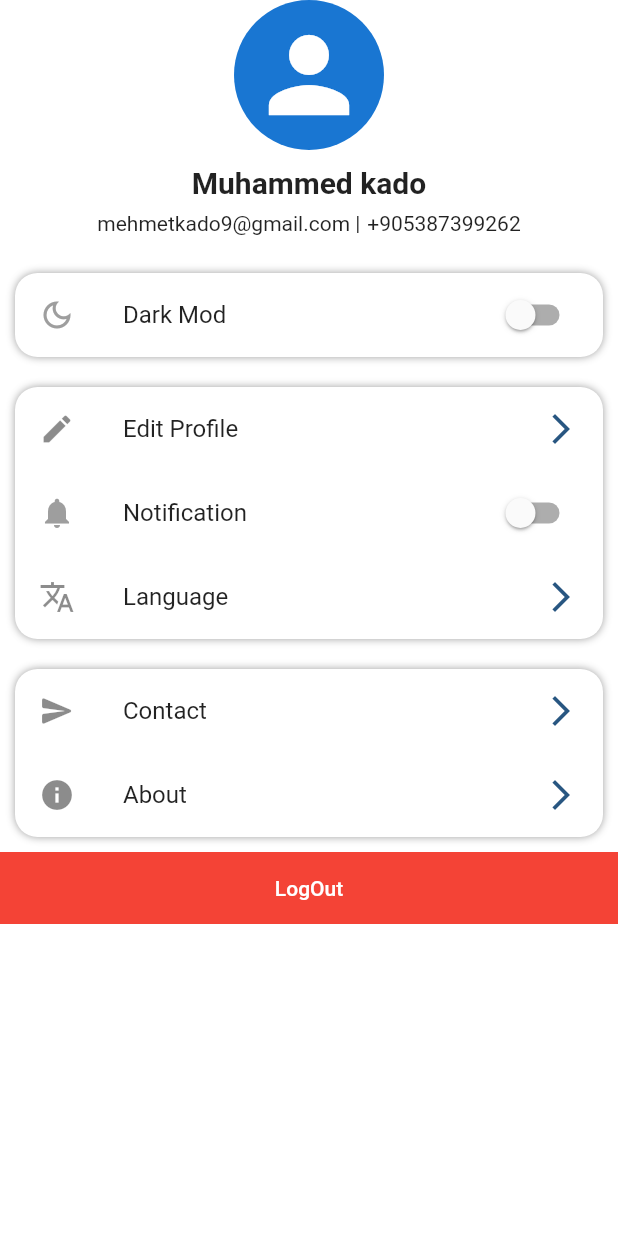
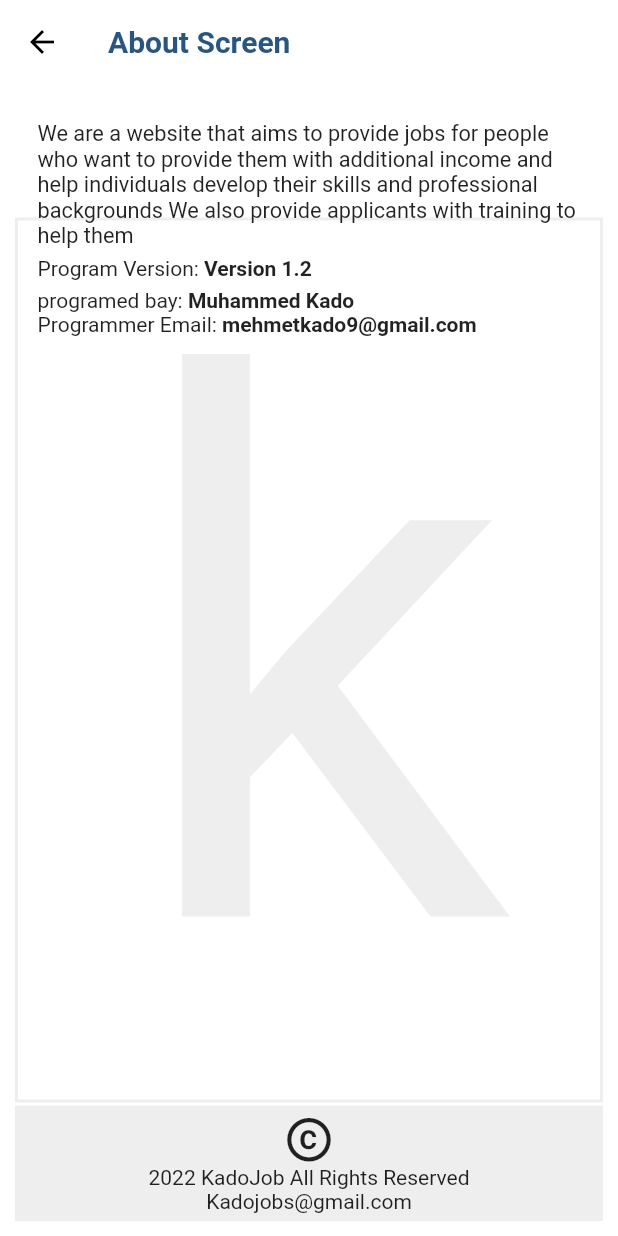
Before and after one commit to muhammedkado/kado_jop_app, a Flutter app: the Setting_Screen screen opened directly, after a tap on "About", on a phone screen of 412 x 824 dp. Run offline on Flutter 3.47's test engine with Material 2 defaults, Android fonts, the phone set to English and light mode, and no system bars; our stand-ins replace bloc, carousel_pro_nullsafety, carousel_slider, cloud_firestore, conditional_builder_null_safety, firebase_auth and 6 more; missing offline and left inert: country_list_pick; accounts and stored records are empty.

Commit message:
finish building about screen

```diff
--- /dev/null
+++ b/lib/modules/setting/about/about_screen.dart
@@ -0,0 +1,118 @@
+import 'package:flutter/material.dart';
+class AboutScreen extends StatelessWidget {
+  const AboutScreen({Key? key}) : super(key: key);
+
+  @override
+  Widget build(BuildContext context) {
+    return Scaffold(
+      appBar: AppBar(
+        title: const Text('About Screen'),
+      ),
+      body: Container(
+        margin: const EdgeInsets.all(10),
+        child: Stack(
+          alignment: Alignment.center,
+          children: [
+            Container(
+              decoration: BoxDecoration(
+                border: Border.all(
+                  color: Colors.grey[200]!,
+                  width: 2,
+                ),
+              ),
+              child: Padding(
+                padding: const EdgeInsets.symmetric(horizontal: 75),
+                child: Text(
+                  'k',
+                  style: TextStyle(fontSize: 500, color: Colors.grey[200]),
+                ),
+              ),
+            ),
+            Column(
+              children: [
+                Container(
+                  padding: const EdgeInsets.symmetric(
+                    horizontal: 15,
+                  ),
+                  child: Column(
+                    children: [
+                      const SizedBox(
+                        height: 15,
+                      ),
+                      const Text(
+                        'We are a website that aims to provide jobs for people who '
+                        'want to provide them with additional income and help individuals develop '
+                        'their skills and professional backgrounds We also provide applicants with'
+                        ' training to help them',
+                        style: TextStyle(
+                          fontSize: 14.5,
+                        ),
+                        textAlign: TextAlign.start,
+                      ),
+                      const SizedBox(
+                        height: 5,
+                      ),
+                      Row(
+                        children: const [
+                          Text('Program Version: '),
+                          Text(
+                            'Version 1.2',
+                            style: TextStyle(
+                              fontWeight: FontWeight.bold,
+                            ),
+                          )
+                        ],
+                      ),
+                      const SizedBox(
+                        height: 5,
+                      ),
+                      Row(
+                        children: const [
+                          Text('programed bay:'),
+                          Text(
+                            ' Muhammed Kado',
+                            style: TextStyle(
+                              fontWeight: FontWeight.bold,
+                            ),
+                          )
+                        ],
+                      ),
+                      Row(
+                        children: const [
+                          Text('Programmer Email:'),
+                          Text(
+                            ' mehmetkado9@gmail.com',
+                            style: TextStyle(fontWeight: FontWeight.bold),
+                          )
+                        ],
+                      ),
+                    ],
+                  ),
+                ),
+                const Spacer(),
+                const SizedBox(
+                  height: 5,
+                ),
+                Container(
+                  padding: const EdgeInsets.all(5),
+                  color: Colors.grey[200],
+                  width: double.infinity,
+                  child: Column(
+                    children: const [
+                      Icon(
+                        Icons.copyright,
+                        size: 35,
+                      ),
+                      Text('2022 KadoJob All Rights Reserved'),
+                      Text('Kadojobs@gmail.com'),
+                    ],
+                  ),
+                ),
+              ],
+            ),
+          ],
+        ),
+      ),
+    );
+  }
+}
--- a/lib/modules/setting/setting_screen.dart
+++ b/lib/modules/setting/setting_screen.dart
@@ -1,6 +1,8 @@
 import 'package:flutter/material.dart';
 import 'package:flutter_bloc/flutter_bloc.dart';
 import 'package:kadojopapp/modules/login/login_screen.dart';
+import 'package:kadojopapp/modules/setting/about/about_screen.dart';
+import 'package:kadojopapp/modules/setting/contact/conract_screen.dart';
 import 'package:kadojopapp/modules/setting/cubit/cubit.dart';
 import 'package:kadojopapp/modules/setting/cubit/states.dart';
 import 'package:kadojopapp/modules/setting/edit_profile/edit_profile_screen.dart';
@@ -189,8 +191,10 @@ class Setting_Screen extends StatelessWidget {
                       mainAxisSize: MainAxisSize.min,
                       children: [
                         ListTile(
-                          onTap: () {},
-                          title: const Text('Contact'),
+                          onTap: () {
+                            Navigatorto(context: context, Widget:const ContactScreen());
+                          },
+                          title: const Text('Contact & F.Q.A'),
                           leading: const Icon(Icons.send_rounded),
                           // subtitle:const Text('Name, Email, Password, Phone'),
                           trailing: const Icon(
@@ -199,7 +203,9 @@ class Setting_Screen extends StatelessWidget {
                           ),
                         ),
                         ListTile(
-                          onTap: () {},
+                          onTap: () {
+                            Navigatorto(context: context, Widget:const AboutScreen());
+                          },
                           title: const Text('About'),
                           leading: const Icon(Icons.info),
                           // subtitle:const Text('Name, Email, Password, Phone'),
@@ -214,7 +220,7 @@ class Setting_Screen extends StatelessWidget {
                     ),
                   ),
 
-                  defaultButton(colors: Colors.red, text:Text('LogOut',style: TextStyle(color: Colors.white)), function: (){
+                  defaultButton(colors: Colors.red, text:const Text('LogOut',style: TextStyle(color: Colors.white)), function: (){
                     NavigatorAndFinish(context: context, Widget: Login());
                   })
                 ],
```
Also changed, not shown: lib/modules/setting/contact/conract_screen.dart (added, +106 -0 lines).
